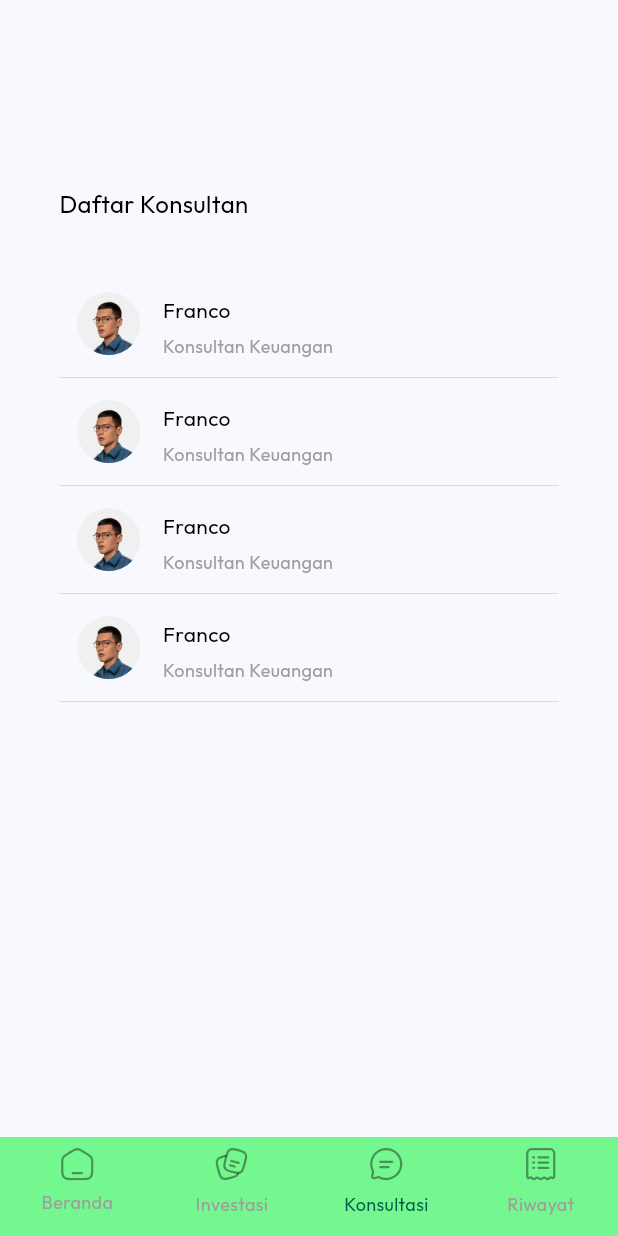
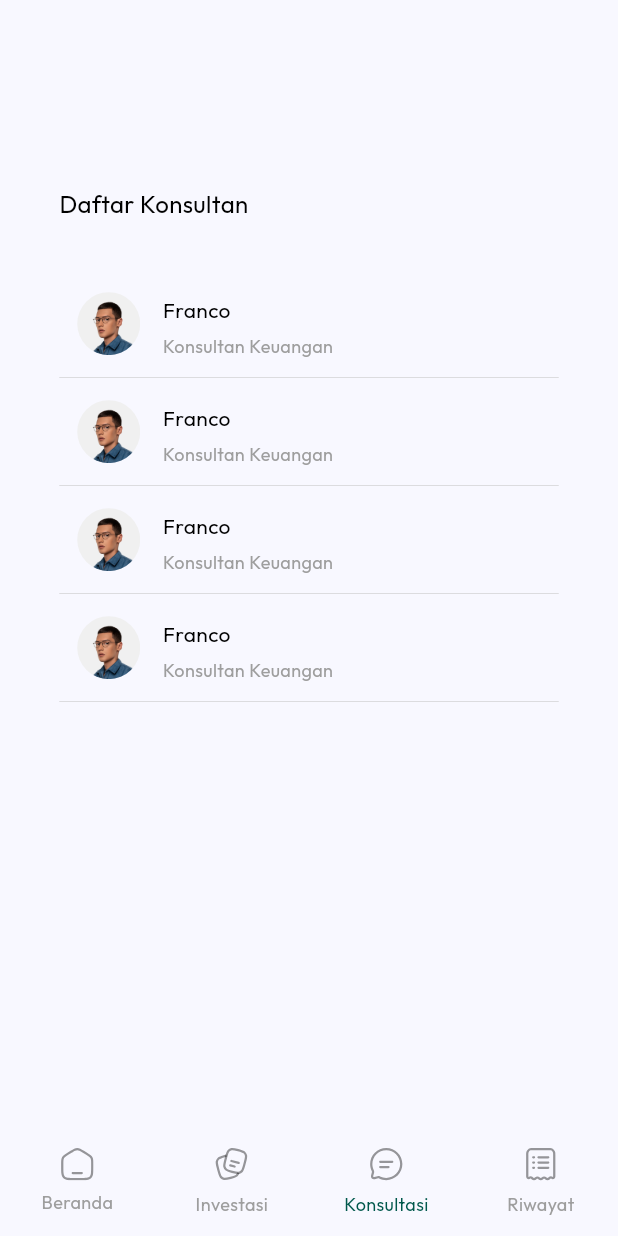
Before and after one commit to raihansyahrin/team_5_motionhack, a Flutter app: the BottomNavBar screen opened directly, item 3 of the bottom bar chosen, on a phone screen of 412 x 824 dp. Run offline on Flutter 3.47's test engine with Material 3 defaults, Android fonts, the phone set to English and light mode, and no system bars; our stand-ins replace flutter_svg, get, google_fonts, shared_preferences; accounts and stored records are empty.

Commit message:
refactor: sert backgroundcolor to transparent

```diff
--- a/lib/ui/widgets/bottom_nav_bar.dart
+++ b/lib/ui/widgets/bottom_nav_bar.dart
@@ -1,12 +1,10 @@
 import 'package:flutter/material.dart';
 import 'package:flutter_svg/svg.dart';
-import 'package:get/get_state_manager/get_state_manager.dart';
-import 'package:team_5_motionhack/common/styles/colors.dart';
+
 import 'package:team_5_motionhack/ui/consultant/consultant_page.dart';
 import 'package:team_5_motionhack/ui/history/history_page.dart';
 import 'package:team_5_motionhack/ui/home/home_page.dart';
 import 'package:team_5_motionhack/ui/investment/investment_page.dart';
-import 'package:team_5_motionhack/ui/profile/profile_page.dart';
 
 class BottomNavBar extends StatefulWidget {
   final int initialPage;
@@ -54,7 +52,9 @@ class _BottomNavBarState extends State<BottomNavBar> {
         ),
         selectedLabelStyle: const TextStyle(height: 2.5, fontSize: 12),
         unselectedLabelStyle: const TextStyle(fontSize: 12, height: 2.5),
-        backgroundColor: const Color.fromARGB(255, 116, 247, 143),
+        backgroundColor: Colors.transparent,
+
+        // backgroundColor: const Color.fromARGB(255, 116, 247, 143),
 
         onTap: (index) {
           setState(() {
```
